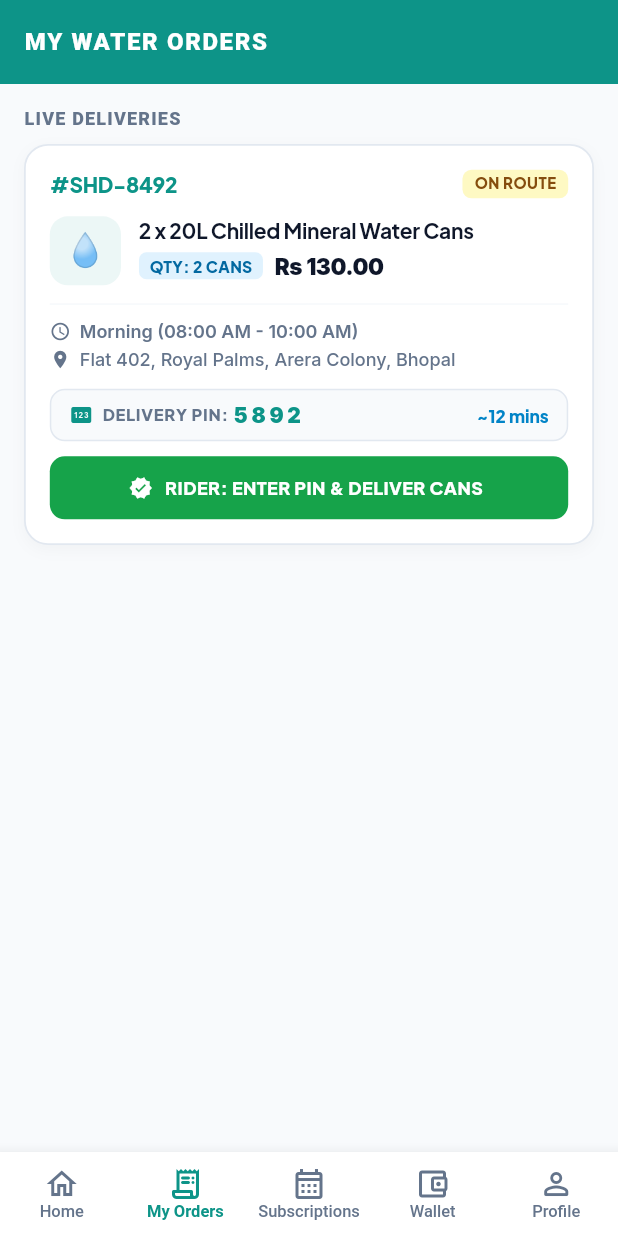
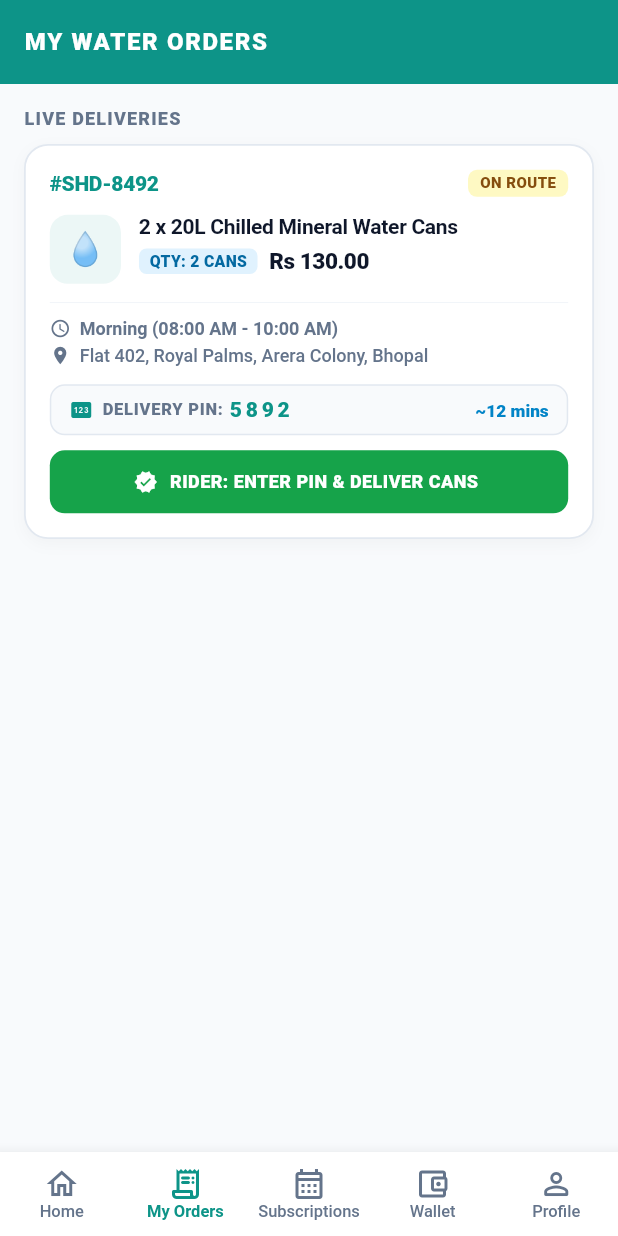
Before and after one commit to ayushsingh930/Shodasha-Mineral-water, a Flutter app: the screen it shows after launch, item 2 of the bottom bar chosen, on a phone screen of 412 x 824 dp. Run offline on Flutter 3.47's test engine with Material 3 defaults, Android fonts, the phone set to English and light mode, and no system bars; our stand-ins replace equatable, firebase_core, geocoding, geolocator; accounts and stored records are empty.

Commit message:
fix(typography): Migrated to crash-free native typography engine with Flipkart type scale

```diff
--- a/lib/features/orders/presentation/order_card.dart
+++ b/lib/features/orders/presentation/order_card.dart
@@ -1,5 +1,5 @@
 import 'package:flutter/material.dart';
-import 'package:google_fonts/google_fonts.dart';
+
 import '../../../core/constants/app_constants.dart';
 import '../data/order_service.dart';
 import 'rider_delivery_screen.dart';
@@ -40,7 +40,7 @@ class OrderCard extends StatelessWidget {
             children: [
               Text(
                 order.orderId,
-                style: GoogleFonts.plusJakartaSans(
+                style: TextStyle(
                   fontWeight: FontWeight.w800,
                   fontSize: 14,
                   color: AppColors.primary,
@@ -55,7 +55,7 @@ class OrderCard extends StatelessWidget {
                 ),
                 child: Text(
                   order.status,
-                  style: GoogleFonts.plusJakartaSans(
+                  style: TextStyle(
                     fontSize: 10,
                     fontWeight: FontWeight.w800,
                     letterSpacing: 0.3,
@@ -86,7 +86,7 @@ class OrderCard extends StatelessWidget {
                   children: [
                     Text(
                       order.title,
-                      style: GoogleFonts.plusJakartaSans(
+                      style: TextStyle(
                         fontSize: 14,
                         fontWeight: FontWeight.w700,
                         color: AppColors.textPrimary,
@@ -105,7 +105,7 @@ class OrderCard extends StatelessWidget {
                           ),
                           child: Text(
                             'QTY: ${order.orderedCansCount} ${order.orderedCansCount > 1 ? "CANS" : "CAN"}',
-                            style: GoogleFonts.plusJakartaSans(
+                            style: TextStyle(
                               fontWeight: FontWeight.w800,
                               fontSize: 10.5,
                               letterSpacing: 0.2,
@@ -117,7 +117,7 @@ class OrderCard extends StatelessWidget {
                         // Flipkart Price Format
                         Text(
                           order.amount,
-                          style: GoogleFonts.inter(
+                          style: TextStyle(
                             fontWeight: FontWeight.w900,
                             fontSize: 15,
                             color: const Color(0xFF0F172A),
@@ -143,7 +143,7 @@ class OrderCard extends StatelessWidget {
               const SizedBox(width: 6),
               Text(
                 order.timeSlot,
-                style: GoogleFonts.inter(
+                style: TextStyle(
                   fontSize: 12,
                   color: AppColors.textSecondary,
                   fontWeight: FontWeight.w600,
@@ -159,7 +159,7 @@ class OrderCard extends StatelessWidget {
               Expanded(
                 child: Text(
                   order.address,
-                  style: GoogleFonts.inter(
+                  style: TextStyle(
                     fontSize: 12,
                     color: AppColors.textSecondary,
                     fontWeight: FontWeight.w500,
@@ -188,7 +188,7 @@ class OrderCard extends StatelessWidget {
                   const SizedBox(width: 6),
                   Text(
                     'DELIVERY PIN: ',
-                    style: GoogleFonts.plusJakartaSans(
+                    style: TextStyle(
                       fontSize: 11,
                       fontWeight: FontWeight.w800,
                       color: AppColors.textSecondary,
@@ -197,7 +197,7 @@ class OrderCard extends StatelessWidget {
                   ),
                   Text(
                     order.deliveryPin,
-                    style: GoogleFonts.inter(
+                    style: TextStyle(
                       fontSize: 14,
                       fontWeight: FontWeight.w900,
                       color: AppColors.primary,
@@ -207,7 +207,7 @@ class OrderCard extends StatelessWidget {
                   const Spacer(),
                   Text(
                     order.eta,
-                    style: GoogleFonts.plusJakartaSans(
+                    style: TextStyle(
                       fontSize: 11.5,
                       fontWeight: FontWeight.w800,
                       color: const Color(0xFF0284C7),
@@ -238,7 +238,7 @@ class OrderCard extends StatelessWidget {
                 icon: const Icon(Icons.verified, size: 16),
                 label: Text(
                   'RIDER: ENTER PIN & DELIVER CANS',
-                  style: GoogleFonts.plusJakartaSans(
+                  style: TextStyle(
                     fontWeight: FontWeight.w800,
                     fontSize: 12,
                     letterSpacing: 0.3,
--- a/pubspec.yaml
+++ b/pubspec.yaml
@@ -13,7 +13,6 @@ dependencies:
     sdk: flutter
   geocoding: ^3.0.0
   geolocator: ^11.1.0
-  google_fonts: ^6.2.0
   provider: ^6.1.5+1
   shared_preferences: ^2.2.2
 
```
Also changed, not shown: lib/core/theme/app_theme.dart (+21 -23 lines), lib/features/home/presentation/widgets/live_purity_card.dart (+6 -6 lines), pubspec.lock.
